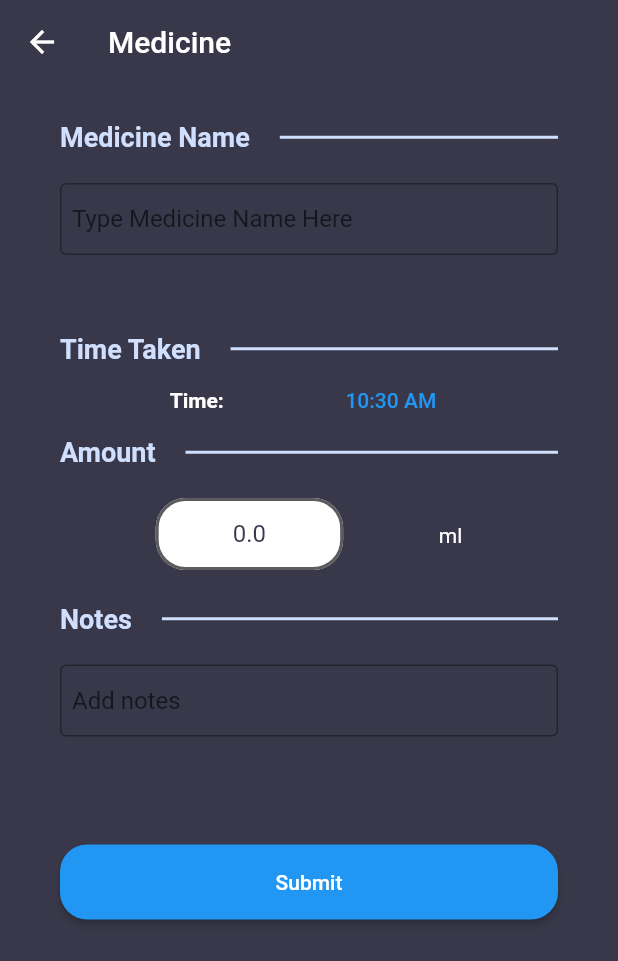
After one commit to andycobson/TowelsOfTheGalaxy, a Flutter app: the MedicineView screen opened directly, on a phone screen of 412 x 824 dp. The commit adds this screen. Shown: the top 961 px of the screen. Run offline on Flutter 3.47's test engine with Material 2 defaults, Android fonts, the phone set to English and light mode, and no system bars; our stand-ins replace cloud_firestore, equatable, firebase_auth, firebase_core, shared_preferences; missing offline and left inert: optional; accounts and stored records are empty; generated files the repository leaves out were written again; statements that could not run were skipped.

Commit message:
Added the Medicine Metric

```diff
--- a/lib/component/navigation_handling.dart
+++ b/lib/component/navigation_handling.dart
@@ -6,6 +6,7 @@ import 'package:baby_tracks/view/metric_views/growth_view.dart';
 import 'package:baby_tracks/view/metric_views/sleep_view.dart';
 import 'package:baby_tracks/view/metric_views/temperature_view.dart';
 import 'package:baby_tracks/view/metric_views/throwup_view.dart';
+import 'package:baby_tracks/view/metric_views/medicine_view.dart';
 import 'package:baby_tracks/view/nav_views/metrics_view.dart';
 import 'package:baby_tracks/view/nav_views/settings_view.dart';
 import 'package:baby_tracks/view/nav_views/babycreate_view.dart';
@@ -67,6 +68,7 @@ class TabNavigator extends StatelessWidget {
       customRoute: (context) => CustomView(),
       babycreateRoute: (context) => BabyCreateView(),
       analyticsRoute: (context) => AnalyticsView(),
+      medicineRoute: (context) => MedicineView(const Optional.empty()),
     };
   }
 
--- a/lib/constants/routes.dart
+++ b/lib/constants/routes.dart
@@ -17,3 +17,4 @@ const weekRoute = '/week';
 const customRoute = '/custom';
 const babycreateRoute = '/babycreate';
 const analyticsRoute = '/analytics';
+const medicineRoute = '/medicine';
--- /dev/null
+++ b/lib/model/MedicineMetricModel.dart
@@ -0,0 +1,110 @@
+import 'package:baby_tracks/model/MetricInterface.dart';
+import 'package:cloud_firestore/cloud_firestore.dart';
+import 'package:equatable/equatable.dart';
+import 'package:flutter/material.dart';
+import 'package:optional/optional.dart';
+
+import '../component/text_divider.dart';
+import '../constants/palette.dart';
+import '../view/metric_views/diaper_view.dart';
+import '../wrapperClasses/pair.dart';
+
+class MedicineMetricModel extends MedicineMetric implements MetricInterface {
+  const MedicineMetricModel({
+    required String babyId,
+    required DateTime timeCreated,
+    required DateTime startTime,
+    required String notes,
+    required String medicineName,
+    required String dose,
+  }) : super(
+            babyId: babyId,
+            timeCreated: timeCreated,
+            startTime: startTime,
+            dose: dose,
+            medicineName: medicineName,
+            notes: notes);
+
+  factory MedicineMetricModel.fromJson(Map<String, dynamic> json) {
+    return MedicineMetricModel(
+      babyId: json['babyId'] ?? "null",
+      timeCreated: (json['timeCreated'] as Timestamp).toDate(),
+      startTime: (json['startTime'] as Timestamp).toDate(),
+      dose: json['dose'],
+      medicineName: json['medicineName'],
+      notes: json['notes'],
+    );
+  }
+
+  @override
+  Map<String, dynamic> toJson() => {
+        'dose': dose,
+        'medicineName': medicineName,
+        'babyId': babyId,
+        'timeCreated': timeCreated,
+        'startTime': startTime,
+        'notes': notes
+      };
+
+  @override
+  Future routeToEdit(dynamic context, String id) async {
+    Navigator.push(context, MaterialPageRoute(builder: (context) {
+      return DiaperView(Optional.of(Pair(left: id, right: this)));
+    }));
+  }
+
+  @override
+  String getCollectionName() {
+    return "Diaper";
+  }
+
+  @override
+  Widget analyticsWidget() {
+    return Container(
+      child: Column(
+        children: [
+          const TextDivider(text: 'New Diaper Entry'),
+          const TextDivider(text: 'Occured at:'),
+          Center(
+              child: Text(
+            timeCreated.toString(),
+            style: const TextStyle(
+              color: ColorPalette.pText,
+            ),
+          )),
+          const TextDivider(text: 'Status'),
+          const TextDivider(text: 'Notes'),
+          Center(
+              child: Text(
+            notes,
+            style: const TextStyle(
+              color: Colors.white,
+            ),
+          )),
+        ],
+      ),
+    );
+  }
+}
+
+class MedicineMetric extends Equatable {
+  final String babyId;
+  final DateTime timeCreated;
+  final DateTime startTime;
+  final String notes;
+  final String dose;
+  final String medicineName;
+
+  const MedicineMetric({
+    required this.babyId,
+    required this.timeCreated,
+    required this.startTime,
+    required this.notes,
+    required this.dose,
+    required this.medicineName,
+  });
+
+  @override
+  List<Object?> get props =>
+      [babyId, timeCreated, startTime, dose, medicineName, notes];
+}
--- a/lib/model/card_item.dart
+++ b/lib/model/card_item.dart
@@ -5,6 +5,7 @@ import 'package:baby_tracks/view/metric_views/sleep_view.dart';
 import 'package:baby_tracks/view/metric_views/temperature_view.dart';
 import 'package:baby_tracks/view/metric_views/throwup_view.dart';
 import 'package:baby_tracks/view/metric_views/vaccine_view.dart';
+import 'package:baby_tracks/view/metric_views/medicine_view.dart';
 import 'package:flutter/material.dart';
 import 'package:optional/optional.dart';
 import '../constants/routes.dart';
@@ -37,6 +38,8 @@ class CardItem {
           ThrowUpView(const Optional.empty()), throwupRoute),
       CardItem('VACCINE', Color.fromARGB(255, 12, 176, 141),
           VaccineView(const Optional.empty()), vaccineRoute),
+      CardItem('MEDICINE', Color.fromARGB(200, 0, 200, 10),
+          MedicineView(const Optional.empty()), medicineRoute),
     ];
   }
 }
@@ -57,8 +60,8 @@ class CardItemB {
           WeeksView(), weekRoute),
       CardItemB('CUSTOM FILTER ENTRIES',
           const Color.fromARGB(255, 182, 225, 80), CustomView(), customRoute),
-      CardItemB('ANALYTICS', const Color.fromARGB(255, 182, 225, 80), AnalyticsView(),
-          analyticsRoute),
+      CardItemB('ANALYTICS', const Color.fromARGB(255, 182, 225, 80),
+          AnalyticsView(), analyticsRoute),
     ];
   }
 }
--- a/lib/service/database.dart
+++ b/lib/service/database.dart
@@ -1,5 +1,5 @@
 import 'dart:developer';
-
+import 'package:baby_tracks/model/MedicineMetricModel.dart';
 import 'package:baby_tracks/model/DiaperMetricModel.dart';
 import 'package:baby_tracks/model/babyModel.dart';
 import 'package:baby_tracks/model/FoodMetricModel.dart';
@@ -13,6 +13,8 @@ import 'package:cloud_firestore/cloud_firestore.dart';
 import 'package:equatable/equatable.dart';
 
 class DatabaseService {
+  final CollectionReference medicineCollection =
+      FirebaseFirestore.instance.collection('Medicine');
   final CollectionReference diaperCollection =
       FirebaseFirestore.instance.collection('Diaper');
   final CollectionReference foodCollection =
@@ -32,6 +34,10 @@ class DatabaseService {
 
   Future createDiaperMetric(DiaperMetricModel model) async {
     return await diaperCollection.doc().set(model.toJson());
+  }
+
+  Future createMedicineMetric(MedicineMetricModel model) async {
+    return await medicineCollection.doc().set(model.toJson());
   }
 
   Future createFoodMetric(FoodMetricModel model) async {
@@ -62,6 +68,10 @@ class DatabaseService {
     return await babyCollection.doc().set(model.toJson());
   }
 
+  Future editMedicineMetric(MedicineMetricModel model, String id) async {
+    return await diaperCollection.doc(id).update(model.toJson());
+  }
+
   Future editDiaperMetric(DiaperMetricModel model, String id) async {
     return await diaperCollection.doc(id).update(model.toJson());
   }
@@ -88,6 +98,10 @@ class DatabaseService {
 
   Future editVaccineMetric(VaccineMetricModel model, String id) async {
     return await vaccineCollection.doc(id).update(model.toJson());
+  }
+
+  Future deleteMedicineMetric(String id) async {
+    return await medicineCollection.doc(id).delete();
   }
 
   Future deleteDiaperMetric(String id) async {
@@ -121,6 +135,7 @@ class DatabaseService {
   Future<List<Pair>> retreiveAllAsList(
       DateTime startDate, DateTime endDate, String babyId) async {
     List<Pair> res = [];
+    res.addAll(await timeQuery(startDate, endDate, "Medicine", babyId));
     res.addAll(await timeQuery(startDate, endDate, "Diaper", babyId));
     res.addAll(await timeQuery(startDate, endDate, "Food", babyId));
     res.addAll(await timeQuery(startDate, endDate, "Growth", babyId));
@@ -144,6 +159,10 @@ class DatabaseService {
     res.addAll(await timeQuery(startDate, endDate, "Diaper", babyId));
     res.forEach((element) {
       deleteDiaperMetric(element.left);
+    });
+    res.addAll(await timeQuery(startDate, endDate, "Medicine", babyId));
+    res.forEach((element) {
+      deleteMedicineMetric(element.left);
     });
     res.addAll(await timeQuery(startDate, endDate, "Food", babyId));
     res.clear();
@@ -181,6 +200,8 @@ class DatabaseService {
   Future<List<Pair>> timeQuery(DateTime startDate, DateTime endDate,
       String metricType, String babyId) async {
     Map<String, Pair> dataMap = {
+      "Medicine":
+          Pair(left: MedicineMetricModel.fromJson, right: medicineCollection),
       "Diaper": Pair(left: DiaperMetricModel.fromJson, right: diaperCollection),
       "Food": Pair(left: FoodMetricModel.fromJson, right: foodCollection),
       "Growth": Pair(left: GrowthMetricModel.fromJson, right: growthCollection),
--- /dev/null
+++ b/lib/view/metric_views/medicine_view.dart
@@ -0,0 +1,226 @@
+import 'dart:developer';
+
+import 'package:baby_tracks/component/text_divider.dart';
+import 'package:baby_tracks/constants/palette.dart';
+import 'package:baby_tracks/model/persistentUser.dart';
+import 'package:baby_tracks/service/database.dart';
+import 'package:baby_tracks/model/MedicineMetricModel.dart';
+
+import 'package:flutter/material.dart';
+import 'package:optional/optional.dart';
+
+import '../../component/decimal_number_input.dart';
+import '../../wrapperClasses/pair.dart';
+
+class MedicineView extends StatefulWidget {
+  late Optional model;
+
+  MedicineView(Optional arg, {super.key}) {
+    model = arg;
+  }
+
+  @override
+  State<MedicineView> createState() => _MedicineViewState();
+}
+
+class _MedicineViewState extends State<MedicineView> {
+  String id = "";
+  int isUpdate = 0;
+  TimeOfDay time = TimeOfDay.now();
+
+  DateTime date =
+      DateTime(DateTime.now().year, DateTime.now().month, DateTime.now().day);
+
+  String notes = "";
+  String babyId = "";
+  String babyName = "Sam";
+  String medicineName = "";
+  String doseAmount = "";
+
+  late final TextEditingController _note;
+  late final TextEditingController _dose;
+  late final ScrollController _noteScroller;
+  late final TextEditingController _medName;
+  late final DatabaseService _service;
+
+  @override
+  void initState() {
+    _medName = TextEditingController();
+    _note = TextEditingController();
+    _noteScroller = ScrollController();
+    _service = DatabaseService();
+    _dose = TextEditingController();
+    babyName = PersistentUser.instance.currentBabyName;
+    babyId = PersistentUser.instance.userId;
+
+    if (!widget.model.isPresent) {
+      log("create");
+    } else {
+      isUpdate = 1;
+      Pair idModelPair = (widget.model.value as Pair);
+      MedicineMetricModel modelToUpdate = idModelPair.right;
+      id = idModelPair.left;
+      Map<String, dynamic> modelJson = modelToUpdate.toJson();
+      _note.text = modelJson['notes'];
+      time = TimeOfDay.fromDateTime(modelJson['Time Taken']);
+    }
+
+    super.initState();
+  }
+
+  @override
+  void dispose() {
+    _medName.dispose();
+    _dose.dispose();
+    _note.dispose();
+    _noteScroller.dispose();
+    super.dispose();
+  }
+
+  Future createInstance() async {
+    notes = _note.text;
+    doseAmount = _dose.text;
+    medicineName = _medName.text;
+    // diaperContents = dropdownValue;
+
+    DateTime when =
+        DateTime(date.year, date.month, date.day, time.hour, time.minute);
+
+    MedicineMetricModel model = MedicineMetricModel(
+        babyId: "$babyId#$babyName",
+        timeCreated: when,
+        startTime: when,
+        dose: doseAmount,
+        medicineName: medicineName,
+        notes: notes);
+
+    if (isUpdate == 0) {
+      await _service.createMedicineMetric(model);
+    } else {
+      log("should Edit");
+      await _service.editMedicineMetric(model, id);
+    }
+    Navigator.pop(context);
+  }
+
+  @override
+  Widget build(BuildContext context) {
+    return Scaffold(
+      appBar: AppBar(
+        title: const Text('Medicine'),
+        backgroundColor: ColorPalette.backgroundRGB,
+        elevation: 0,
+      ),
+      backgroundColor: ColorPalette.backgroundRGB,
+      body: Container(
+        padding: const EdgeInsets.symmetric(vertical: 25.0, horizontal: 40.0),
+        child: SingleChildScrollView(
+          physics: const BouncingScrollPhysics(),
+          child: Column(
+            children: [
+              const TextDivider(text: 'Medicine Name'),
+              const SizedBox(
+                height: 20,
+              ),
+              SizedBox(
+                height: 100,
+                child: TextField(
+                  style: const TextStyle(color: Colors.white),
+                  autofocus: false,
+                  keyboardType: TextInputType.multiline,
+                  maxLines: null,
+                  controller: _medName,
+                  decoration: const InputDecoration(
+                    border: OutlineInputBorder(),
+                    hintText: 'Type Medicine Name Here',
+                    contentPadding: EdgeInsets.all(8),
+                  ),
+                ),
+              ),
+              const TextDivider(text: 'Time Taken'),
+              Row(
+                mainAxisAlignment: MainAxisAlignment.spaceEvenly,
+                children: [
+                  const Text(
+                    'Time:',
+                    style: TextStyle(
+                      color: Colors.white,
+                      fontWeight: FontWeight.bold,
+                    ),
+                  ),
+                  TextButton(
+                    child: Text(
+                      time.format(context),
+                    ),
+                    onPressed: () async {
+                      TimeOfDay? newTime = await showTimePicker(
+                          context: context, initialTime: time);
+
+                      if (newTime == null) return;
+
+                      setState(() {
+                        time = newTime;
+                      });
+                    },
+                  ),
+                ],
+              ),
+              const TextDivider(text: 'Amount'),
+              const SizedBox(
+                height: 20,
+              ),
+              Row(mainAxisAlignment: MainAxisAlignment.spaceEvenly, children: [
+                DecimalInput(controller: _dose),
+                Text('ml', style: const TextStyle(color: Colors.white)),
+              ]),
+              const SizedBox(
+                height: 20,
+              ),
+              const TextDivider(text: 'Notes'),
+              const SizedBox(
+                height: 20,
+              ),
+              SizedBox(
+                height: 100,
+                child: Scrollbar(
+                  controller: _noteScroller,
+                  child: TextField(
+                    style: const TextStyle(color: Colors.white),
+                    scrollController: _noteScroller,
+                    autofocus: false,
+                    keyboardType: TextInputType.multiline,
+                    maxLines: null,
+                    controller: _note,
+                    decoration: const InputDecoration(
+                      border: OutlineInputBorder(),
+                      hintText: 'Add notes',
+                      contentPadding: EdgeInsets.all(8),
+                    ),
+                  ),
+                ),
+              ),
+              const SizedBox(
+                height: 20,
+              ),
+              SizedBox(
+                height: 50,
+                width: 425,
+                child: ElevatedButton(
+                  style: ButtonStyle(
+                      shape: MaterialStateProperty.all<RoundedRectangleBorder>(
+                          RoundedRectangleBorder(
+                    borderRadius: BorderRadius.circular(18.0),
+                  ))),
+                  onPressed: () async {
+                    createInstance();
+                  },
+                  child: const Text('Submit'),
+                ),
+              ),
+            ],
+          ),
+        ),
+      ),
+    );
+  }
+}
```
